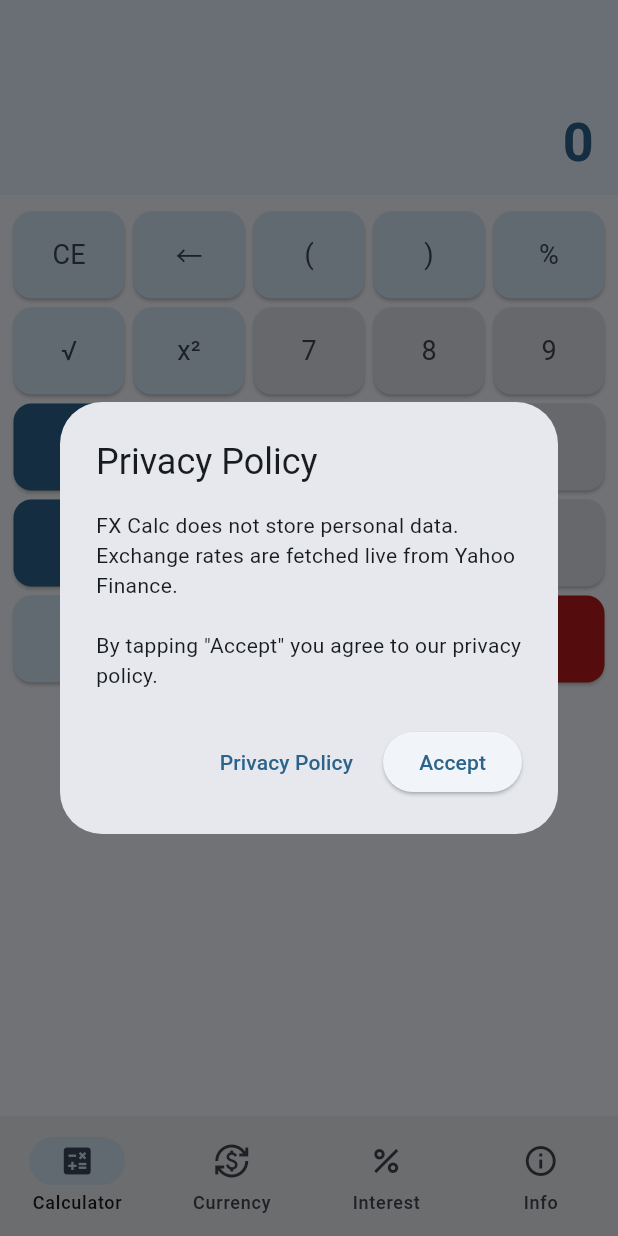
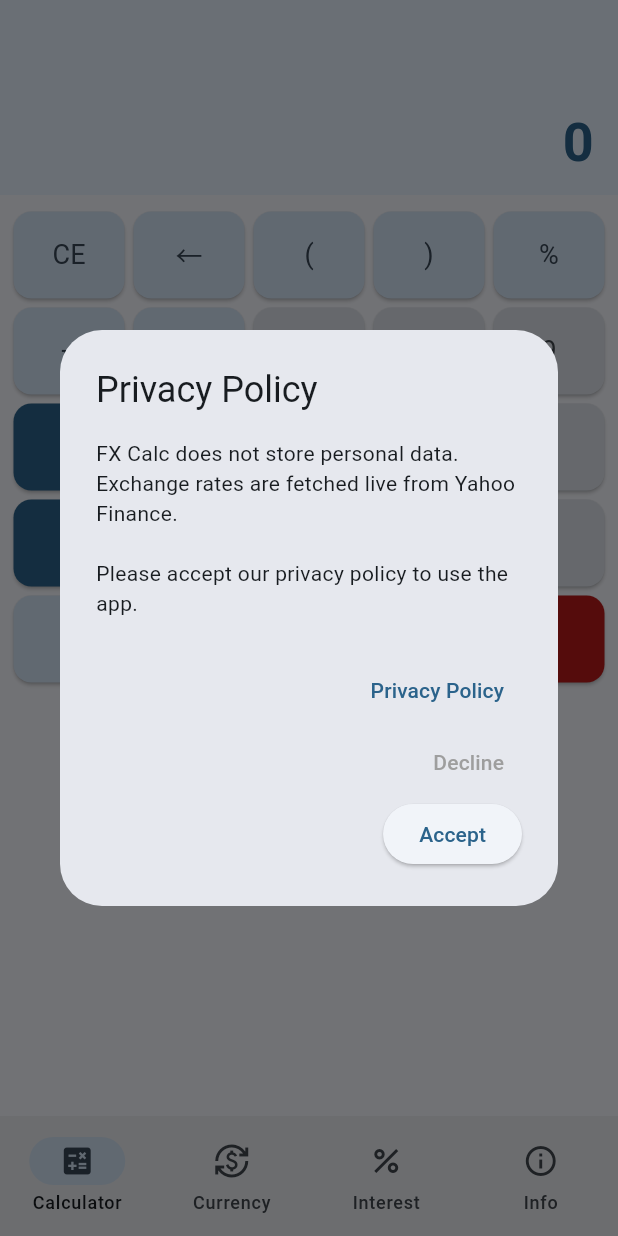
Before and after one commit to StockMonitorCH/fx-calc, a Flutter app: the screen it shows after launch, on a phone screen of 412 x 824 dp. Run offline on Flutter 3.47's test engine with Material 3 defaults, Android fonts, the phone set to English and light mode, and no system bars; our stand-ins replace math_expressions, package_info_plus, shared_preferences; network calls fail; key blocks and very long unbroken strings in the code were emptied for the run.

Commit message:
v1.1.1: Ablehnen-Button im Datenschutz-Dialog (Huawei Issue 3)
Huawei verlangt eine explizite Ablehnungsoption im Consent-Dialog.
"Ablehnen" schliesst die App, "Akzeptieren" speichert die Zustimmung.

Co-Authored-By: Claude Sonnet 4.6 <noreply@anthropic.com>

```diff
--- a/lib/main.dart
+++ b/lib/main.dart
@@ -1168,10 +1168,10 @@ class _PrivacyConsentDialog extends StatelessWidget {
       content: Text(tr(
         'FX Calc speichert keine persönlichen Daten. Wechselkurse werden live '
         'von Yahoo Finance abgerufen.\n\n'
-        'Mit «Akzeptieren» stimmst du unserer Datenschutzerklärung zu.',
+        'Bitte stimme unserer Datenschutzerklärung zu, um die App zu nutzen.',
         'FX Calc does not store personal data. Exchange rates are fetched live '
         'from Yahoo Finance.\n\n'
-        'By tapping "Accept" you agree to our privacy policy.',
+        'Please accept our privacy policy to use the app.',
       )),
       actions: [
         TextButton(
@@ -1180,6 +1180,11 @@ class _PrivacyConsentDialog extends StatelessWidget {
             mode: LaunchMode.externalApplication,
           ),
           child: Text(tr('Datenschutzerklärung', 'Privacy Policy')),
+        ),
+        TextButton(
+          onPressed: () => SystemNavigator.pop(),
+          child: Text(tr('Ablehnen', 'Decline'),
+              style: TextStyle(color: Colors.grey)),
         ),
         ElevatedButton(
           onPressed: () async {
```
